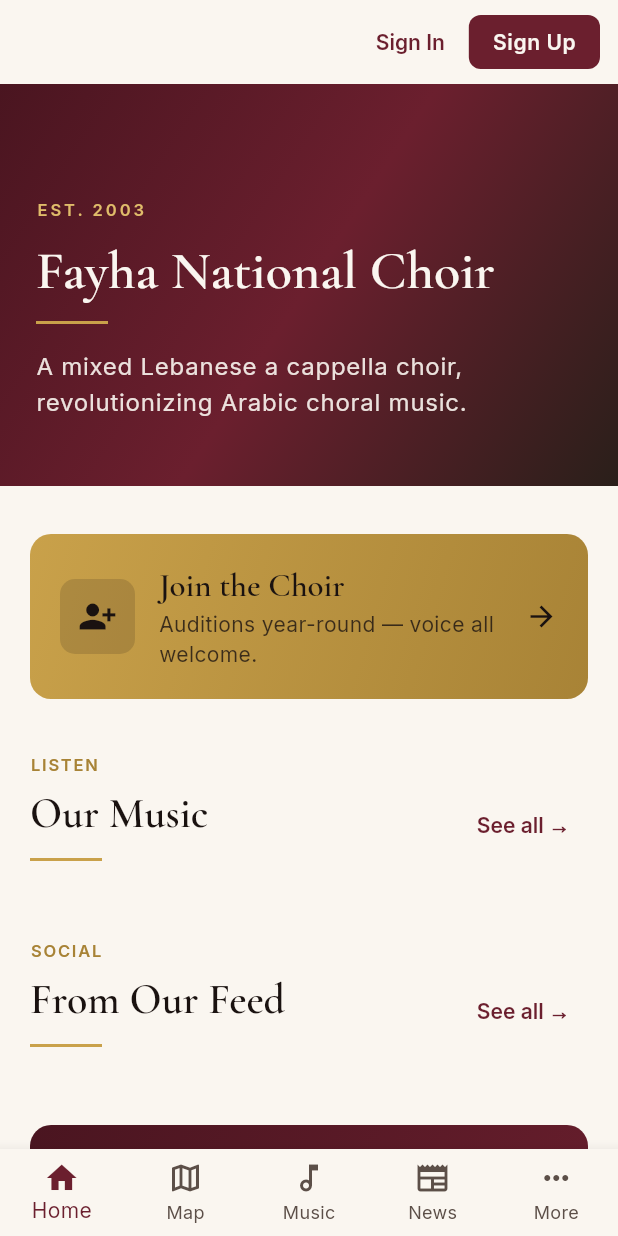
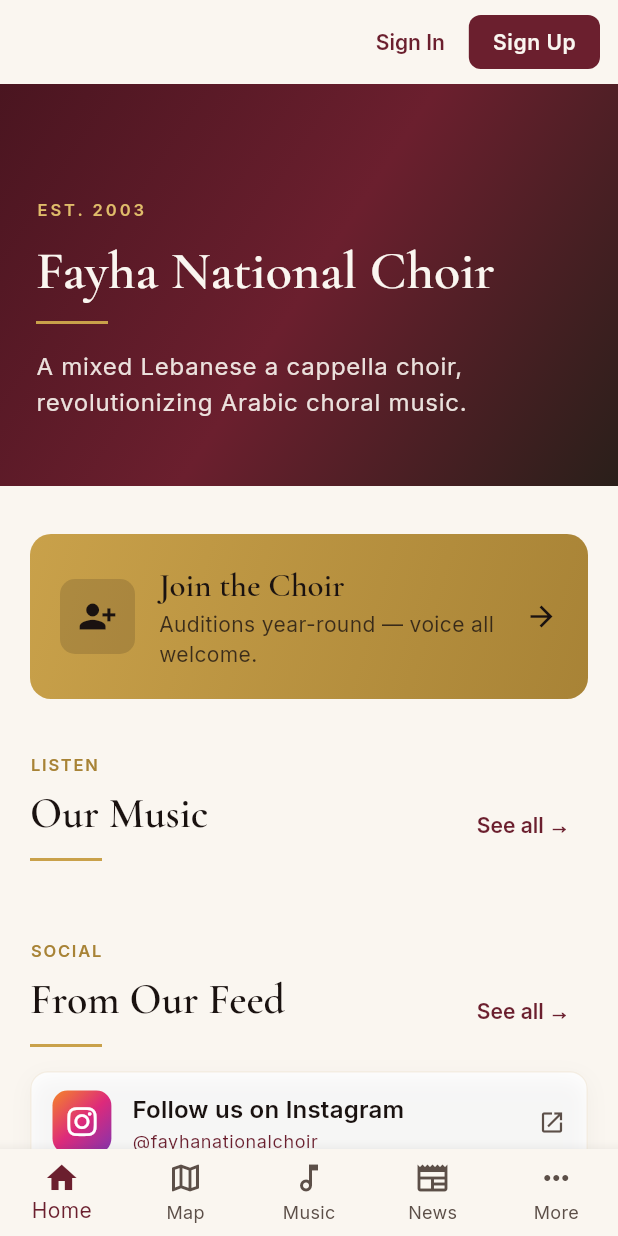
Before and after one commit to RoyBil/Fayha, a Flutter app: the screen it shows after launch, on a phone screen of 412 x 824 dp. Run offline on Flutter 3.47's test engine with Material 3 defaults, Android fonts, the light colour scheme and no system bars; our stand-ins replace audioplayers, flutter_map, font_awesome_flutter, geolocator, google_fonts, image_picker and 3 more; missing offline and left inert: file_selector, record; accounts and stored records are empty; statements that could not run were skipped.

Commit message:
instagram logo

```diff
--- a/FayhaApp/fayha/lib/screens/home_screen.dart
+++ b/FayhaApp/fayha/lib/screens/home_screen.dart
@@ -1,4 +1,6 @@
 import 'package:flutter/material.dart';
+import 'package:font_awesome_flutter/font_awesome_flutter.dart';
+import 'package:url_launcher/url_launcher.dart';
 import '../data/choir_data.dart';
 import '../data/mock_data.dart';
 import '../services/audience_data.dart';
@@ -6,6 +8,7 @@ import '../services/concerts_service.dart';
 import '../theme/app_theme.dart';
 import '../widgets/elegant_card.dart';
 import '../widgets/section_header.dart';
+import 'concert_detail_screen.dart';
 import 'join_screen.dart';
 import 'public_song_player_screen.dart';
 
@@ -128,6 +131,8 @@ class _HomeScreenState extends State<HomeScreen> {
                 onSeeMore: widget.onGoToNews,
               ),
               const SizedBox(height: 16),
+              const _InstagramHandleCard(),
+              const SizedBox(height: 12),
               FutureBuilder<List<SocialPost>>(
                 future: _social,
                 builder: (context, snap) {
@@ -260,6 +265,12 @@ class _NextConcertCard extends StatelessWidget {
     const months = ['Jan','Feb','Mar','Apr','May','Jun','Jul','Aug','Sep','Oct','Nov','Dec'];
     return ElegantCard(
       background: AppColors.offWhite,
+      onTap: () => Navigator.push(
+        context,
+        MaterialPageRoute(
+          builder: (_) => ConcertDetailScreen(concert: concert),
+        ),
+      ),
       child: Row(
         crossAxisAlignment: CrossAxisAlignment.start,
         children: [
@@ -567,3 +578,62 @@ class _Newsletter extends StatelessWidget {
     );
   }
 }
+
+/// Prominent Instagram handle card on the audience home — taps to
+/// open @fayhanationalchoir in the Instagram app / browser.
+class _InstagramHandleCard extends StatelessWidget {
+  const _InstagramHandleCard();
+
+  Future<void> _open() async {
+    await launchUrl(
+      Uri.parse('https://www.instagram.com/fayhanationalchoir/'),
+      mode: LaunchMode.externalApplication,
+    );
+  }
+
+  @override
+  Widget build(BuildContext context) {
+    final theme = Theme.of(context);
+    return ElegantCard(
+      onTap: _open,
+      padding: const EdgeInsets.symmetric(horizontal: 14, vertical: 12),
+      child: Row(
+        children: [
+          Container(
+            padding: const EdgeInsets.all(10),
+            decoration: BoxDecoration(
+              gradient: const LinearGradient(
+                colors: [
+                  Color(0xFFF58529),
+                  Color(0xFFDD2A7B),
+                  Color(0xFF8134AF),
+                ],
+                begin: Alignment.topLeft,
+                end: Alignment.bottomRight,
+              ),
+              borderRadius: BorderRadius.circular(10),
+            ),
+            child: const FaIcon(FontAwesomeIcons.instagram,
+                color: Colors.white, size: 22),
+          ),
+          const SizedBox(width: 14),
+          Expanded(
+            child: Column(
+              crossAxisAlignment: CrossAxisAlignment.start,
+              children: [
+                Text('Follow us on Instagram',
+                    style: theme.textTheme.titleMedium),
+                const SizedBox(height: 2),
+                Text('@fayhanationalchoir',
+                    style: theme.textTheme.bodySmall
+                        ?.copyWith(color: AppColors.primary)),
+              ],
+            ),
+          ),
+          const Icon(Icons.open_in_new,
+              size: 18, color: AppColors.gray),
+        ],
+      ),
+    );
+  }
+}
--- a/FayhaApp/fayha/pubspec.yaml
+++ b/FayhaApp/fayha/pubspec.yaml
@@ -25,6 +25,7 @@ dependencies:
   shared_preferences: ^2.3.2
   file_selector: ^1.0.3
   geolocator: ^13.0.1
+  font_awesome_flutter: ^10.7.0
 
 dev_dependencies:
   flutter_test:
```
Also changed, not shown: FayhaApp/fayha/lib/screens/branch_detail_screen.dart (added, +261 -0 lines), FayhaApp/fayha/lib/screens/concert_detail_screen.dart (+16 -0 lines), FayhaApp/fayha/lib/screens/more_screen.dart (+11 -5 lines), FayhaApp/fayha/lib/screens/public_map_screen.dart (+7 -1 lines), 1 other file.
